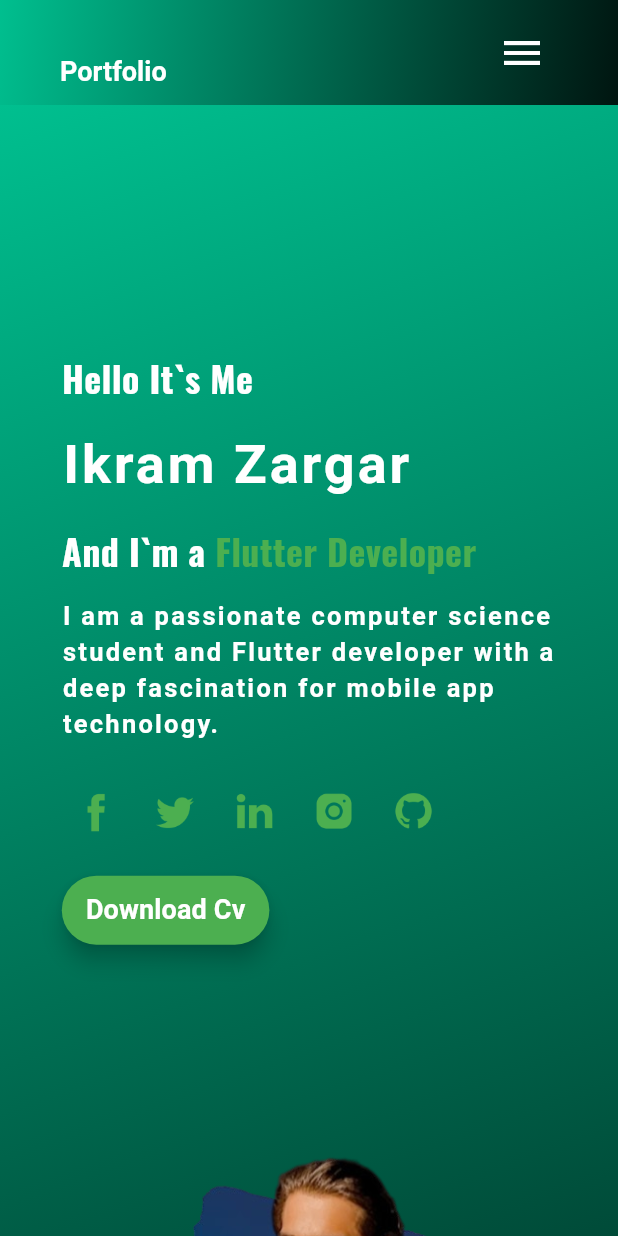
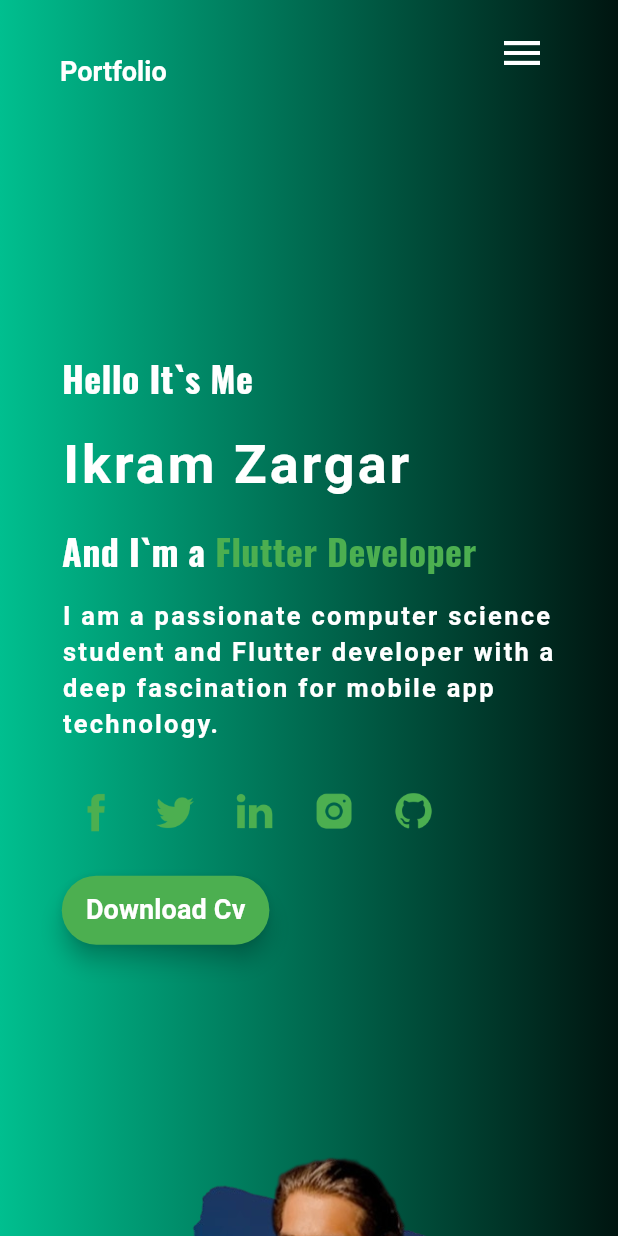
Before and after one commit to ikramzargar/my-portfolio, a Flutter app: the screen it shows after launch, on a phone screen of 412 x 824 dp. Run offline on Flutter 3.47's test engine with Material 3 defaults, Android fonts, the phone set to English and light mode, and no system bars; drawn by our look-alikes of animated_text_kit, scrollable_positioned_list; our stand-ins replace animate_do, google_fonts.

Commit message:
updated color

```diff
--- a/lib/globals/app_colors.dart
+++ b/lib/globals/app_colors.dart
@@ -11,16 +11,18 @@ class AppColor{
   static Gradient gradient1 = const LinearGradient(
     colors: [Color(0xff00bf8f), Color(0xff001510)],
     stops: [0, 1],
-    begin: Alignment.topLeft,
-    end: Alignment.bottomRight,
-  );
+    begin: Alignment.centerLeft,
+    end: Alignment.centerRight,
+  )
+  ;
 
   static Gradient gradient2 = const LinearGradient(
     colors: [Color(0xff00bf8f), Color(0xff001510)],
     stops: [0, 1],
     begin: Alignment.centerLeft,
     end: Alignment.centerRight,
-  );
+  )
+  ;
 
 
 }
```
Also changed, not shown: 4 other files.
